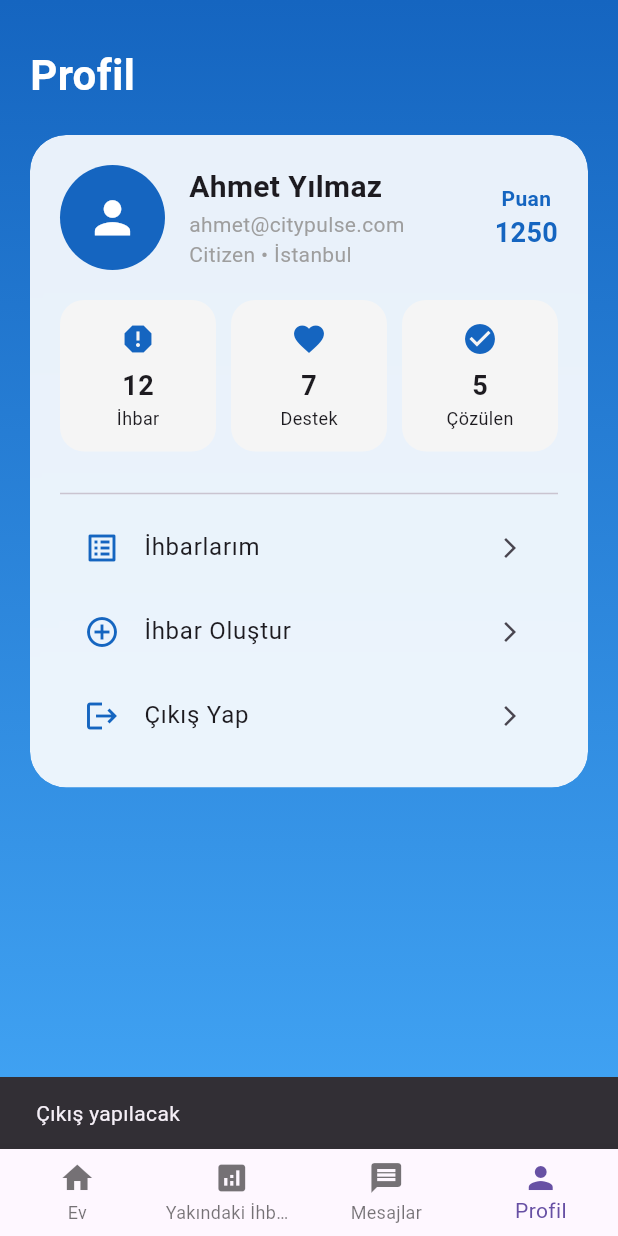
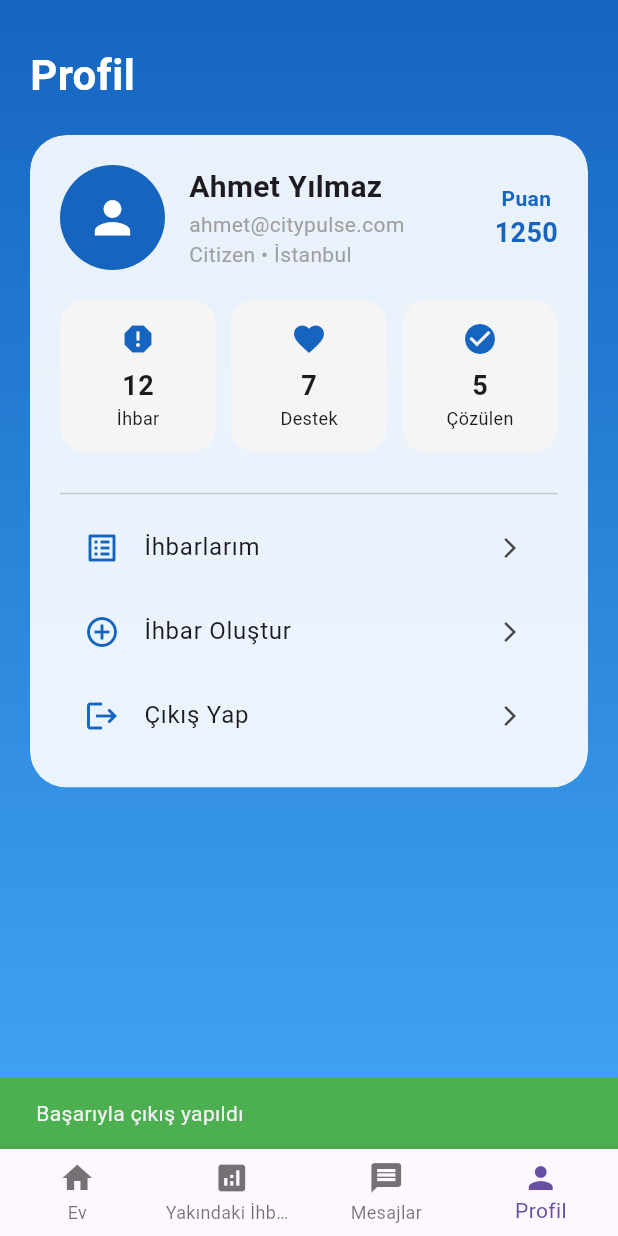
Before and after one commit to Ebrardemir/city_project, a Flutter app: the ProfileView screen opened by its route, after a tap on "Çıkış Yap", on a phone screen of 412 x 824 dp. Run offline on Flutter 3.47's test engine with Material 3 defaults, Android fonts, the phone set to English and light mode, and no system bars; our stand-ins replace cloud_firestore, dio, firebase_auth, firebase_core, firebase_storage, flutter_secure_storage and 12 more; missing offline and left inert: before_after; accounts and stored records are empty; network calls fail.

Commit message:
hatalar giderildi

```diff
--- a/city_project/lib/Features/Login/service/login_service.dart
+++ b/city_project/lib/Features/Login/service/login_service.dart
@@ -6,6 +6,7 @@ import 'package:dio/dio.dart';
 import '../../../core/logger/logger.dart';
 
 class LoginService {
+  // ignore: unused_field
   final Dio _dio;
   LoginService(this._dio);
 
--- a/city_project/lib/Features/Login/view_model/login_viewmodel.dart
+++ b/city_project/lib/Features/Login/view_model/login_viewmodel.dart
@@ -2,14 +2,9 @@ import 'package:flutter/material.dart';
 import 'package:firebase_auth/firebase_auth.dart';
 import 'package:flutter/foundation.dart';
 import 'package:google_sign_in/google_sign_in.dart';
-import '../service/login_service.dart';
-import '../../../core/services/auth_service.dart';
 
 class LoginViewModel extends ChangeNotifier {
-  final LoginService _loginService;
-  final AuthService _authService;
-
-  LoginViewModel(this._loginService, this._authService);
+  LoginViewModel();
 
   // Controller'lar veriyi arayüzden çekmek için kullanılır
   final TextEditingController emailController = TextEditingController();
--- a/city_project/lib/Features/Profile/view/profile_view.dart
+++ b/city_project/lib/Features/Profile/view/profile_view.dart
@@ -107,13 +107,26 @@ class _ProfileViewState extends State<ProfileView> {
                                       ); // şimdilik route yoksa sonra ekleriz
                                     },
                                     onLogoutTap: () async {
-                                      ScaffoldMessenger.of(
-                                        context,
-                                      ).showSnackBar(
-                                        const SnackBar(
-                                          content: Text('Çıkış yapılacak'),
-                                        ),
-                                      );
+                                      try {
+                                        await context.read<ProfileViewModel>().logout();
+                                        if (context.mounted) {
+                                          ScaffoldMessenger.of(context).showSnackBar(
+                                            const SnackBar(
+                                              content: Text('Başarıyla çıkış yapıldı'),
+                                              backgroundColor: Colors.green,
+                                            ),
+                                          );
+                                        }
+                                      } catch (e) {
+                                        if (context.mounted) {
+                                          ScaffoldMessenger.of(context).showSnackBar(
+                                            SnackBar(
+                                              content: Text('Çıkış yapılırken hata: $e'),
+                                              backgroundColor: Colors.red,
+                                            ),
+                                          );
+                                        }
+                                      }
                                     },
                                   ),
                                 ],
--- a/city_project/lib/Features/Profile/viewmodel/profile_view_model.dart
+++ b/city_project/lib/Features/Profile/viewmodel/profile_view_model.dart
@@ -1,4 +1,5 @@
 import 'package:flutter/material.dart';
+import 'package:firebase_auth/firebase_auth.dart';
 import '../model/profile_response.dart';
 import '../service/profile_service.dart';
 
@@ -21,4 +22,14 @@ class ProfileViewModel extends ChangeNotifier {
     isLoading = false;
     notifyListeners();
   }
+
+  Future<void> logout() async {
+    try {
+      await FirebaseAuth.instance.signOut();
+      debugPrint('[ProfileViewModel] Kullanıcı çıkış yaptı');
+    } catch (e) {
+      debugPrint('[ProfileViewModel] Çıkış hatası: $e');
+      rethrow;
+    }
+  }
 }
--- a/city_project/lib/core/di/locator.dart
+++ b/city_project/lib/core/di/locator.dart
@@ -60,7 +60,7 @@ void setupLocator() {
   // 4. VIEWMODEL'LER
   // registerFactory: Her sayfa açıldığında ViewModel'in yeni bir kopyasını oluşturur
   locator.registerFactory(
-    () => LoginViewModel(locator<LoginService>(), locator<AuthService>()),
+    () => LoginViewModel(),
   );
 
   // RegisterViewModel
--- a/city_project/pubspec.yaml
+++ b/city_project/pubspec.yaml
@@ -48,7 +48,6 @@ dependencies:
   geocoding: ^4.0.0
   permission_handler: ^12.0.1
   before_after: ^3.2.0
-  image_picker: ^1.2.1
 
   # Firebase
   firebase_core: ^3.8.1
@@ -60,6 +59,7 @@ dependencies:
   # Utilities
   image_picker: ^1.1.2
   uuid: ^4.5.1
+
 dev_dependencies:
   flutter_test:
     sdk: flutter
```
Also changed, not shown: 2 other files.
